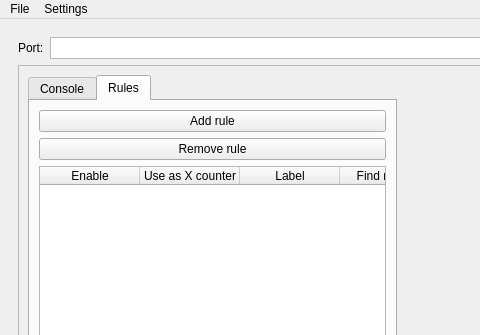
Qt form form.ui (krupis/PlotTTY) before a commit; both pictures show x 0 to 480 and y 0 to 335 of the 800 by 600 pixel window.
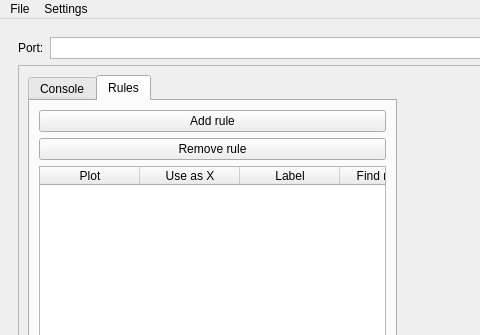
The same form after that commit. Custom widgets are drawn as their Qt base class.

Diff of the .ui file:
```diff
--- a/form.ui
+++ b/form.ui
@@ -117,12 +117,12 @@
                       <widget class="QTableWidget" name="RulesTable">
                        <column>
                         <property name="text">
-                         <string>Enable</string>
+                         <string>Plot</string>
                         </property>
                        </column>
                        <column>
                         <property name="text">
-                         <string>Use as X counter</string>
+                         <string>Use as X</string>
                         </property>
                        </column>
                        <column>
@@ -142,7 +142,7 @@
                        </column>
                        <column>
                         <property name="text">
-                         <string>Position</string>
+                         <string>Index</string>
                         </property>
                        </column>
                       </widget>
```
